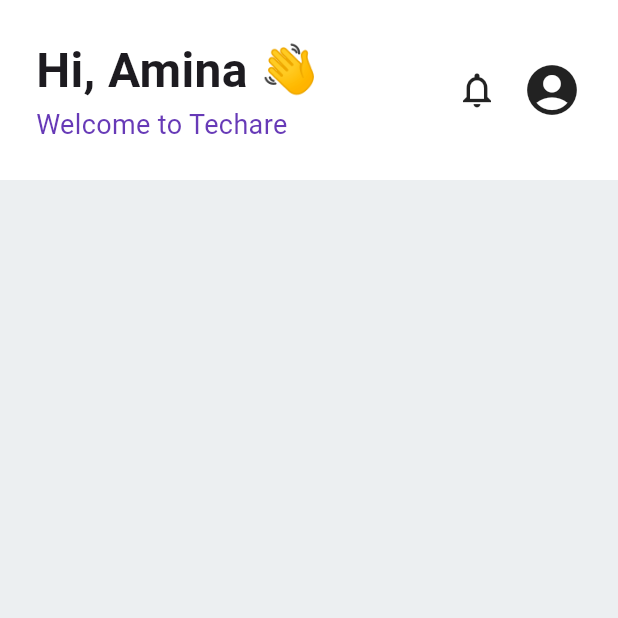
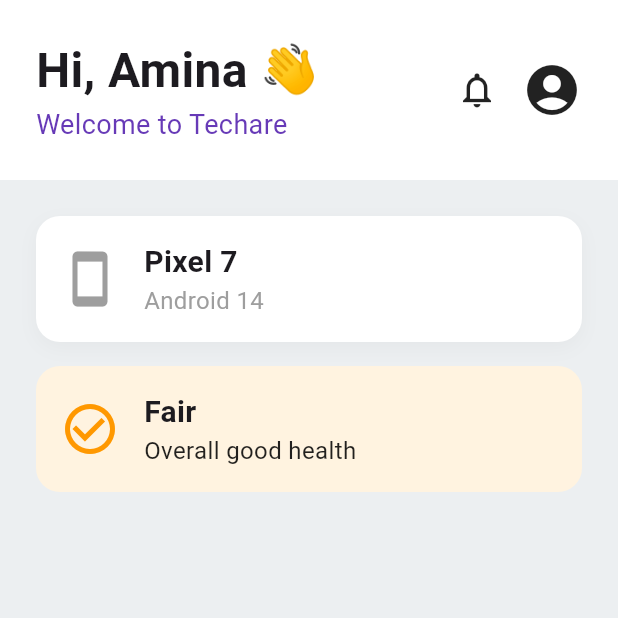
Before and after one commit to itsduce2/COMP3003-Techare, a Flutter app: the screen it shows after launch, on a phone screen of 412 x 824 dp, the top half of it. Run offline on Flutter 3.47's test engine with Material 3 defaults, Android fonts, the phone set to English and light mode, and no system bars.

Commit message:
feat: Device Health & info

```diff
--- a/lib/dashboard.dart
+++ b/lib/dashboard.dart
@@ -11,11 +11,11 @@ class _DashboardState extends State<Dashboard> {
   @override
   Widget build(BuildContext context) {
     return Scaffold(
-      // Scaffold background color.
+      // background color.
       backgroundColor: Colors.blueGrey[50],
 
       body: SafeArea(
-        // SafeArea
+        //SafeArea
         child: Column(
           // vertical column layout
           crossAxisAlignment: CrossAxisAlignment.start,
@@ -23,7 +23,7 @@ class _DashboardState extends State<Dashboard> {
 
             // Header container
             Container(
-              color: Colors.white, // White background
+              color: Colors.white,
               padding: const EdgeInsets.all(24.0), // Padding
               child: Row(
                 mainAxisAlignment: MainAxisAlignment.spaceBetween,
@@ -60,9 +60,89 @@ class _DashboardState extends State<Dashboard> {
               ),
             ),
 
+            const SizedBox(height: 24),
+
+            // Device & Device Health
+            Padding(
+              padding: const EdgeInsets.symmetric(horizontal: 24.0),
+              child: Column(
+                children: [
+
+                  // Device info
+                  Container(
+                    padding: const EdgeInsets.all(16.0),
+                    decoration: BoxDecoration(
+                      color: Colors.white,
+                      borderRadius: BorderRadius.circular(16),
+
+                      boxShadow: [
+                        BoxShadow(
+                          color: Colors.grey.withOpacity(0.1),
+                          blurRadius: 10,
+                          offset: const Offset(0, 4),
+                        ),
+                      ],
+                    ),
+                    child: Row(
+                      children: [
+                        const Icon(Icons.smartphone, size: 40, color: Colors.grey),
+                        const SizedBox(width: 16),
+                        Column(
+                          crossAxisAlignment: CrossAxisAlignment.start,
+                          children: const [
+                            Text(
+                              'Pixel 7',
+                              style: TextStyle(fontSize: 20, fontWeight: FontWeight.bold),
+                            ),
+                            Text(
+                              'Android 14',
+                              style: TextStyle(fontSize: 16, color: Colors.grey),
+                            ),
+                          ],
+                        ),
+                      ],
+                    ),
+                  ),
+
+                  //padding
+                  const SizedBox(height: 16),
+
+
+                  // Health status
+                  Container(
+                    padding: const EdgeInsets.all(16.0),
+                    decoration: BoxDecoration(
+                      color: Colors.orange[50], // Orange background
+                      borderRadius: BorderRadius.circular(16),
+                    ),
+                    child: Row(
+                      children: [
+                        const Icon(Icons.check_circle_outline, size: 40, color: Colors.orange),
+                        const SizedBox(width: 16),
+                        Column(
+                          crossAxisAlignment: CrossAxisAlignment.start,
+                          children: const [
+                            Text(
+                              'Fair',
+                              style: TextStyle(fontSize: 20, fontWeight: FontWeight.bold),
+                            ),
+                            Text(
+                              'Overall good health',
+                              style: TextStyle(fontSize: 16, color: Colors.black87),
+                            ),
+                          ],
+                        ),
+                      ],
+                    ),
+                  ),
+
+                ],
+              ),
+            ),
 
 
           ],
+
         ),
       ),
     );
```
